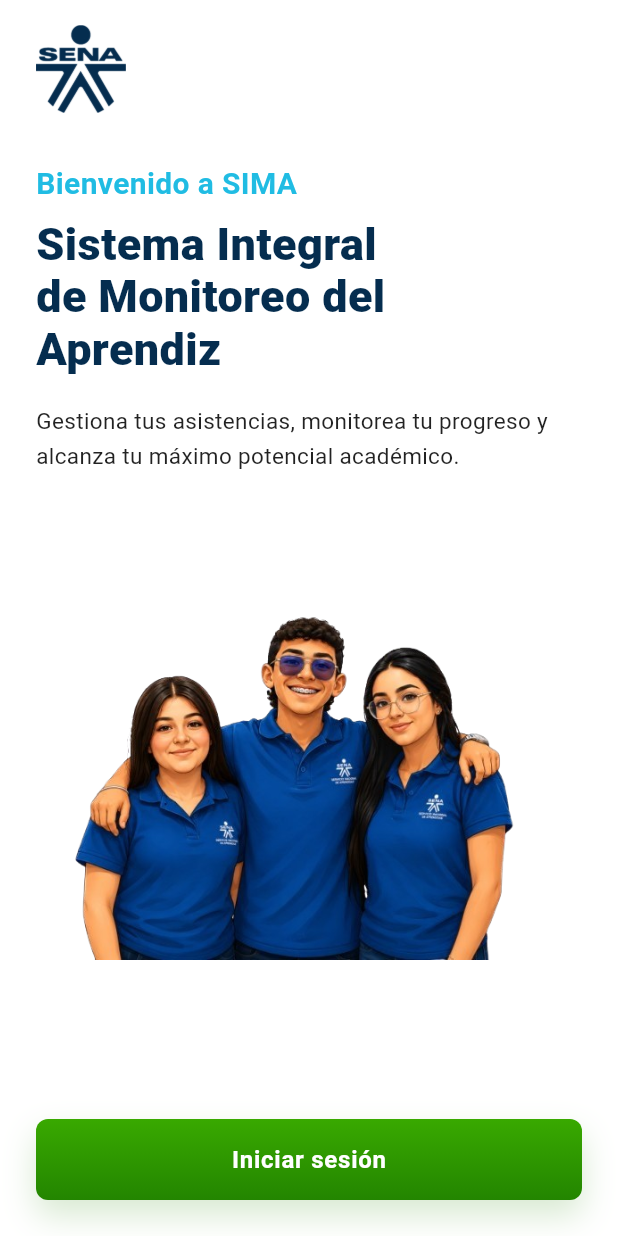
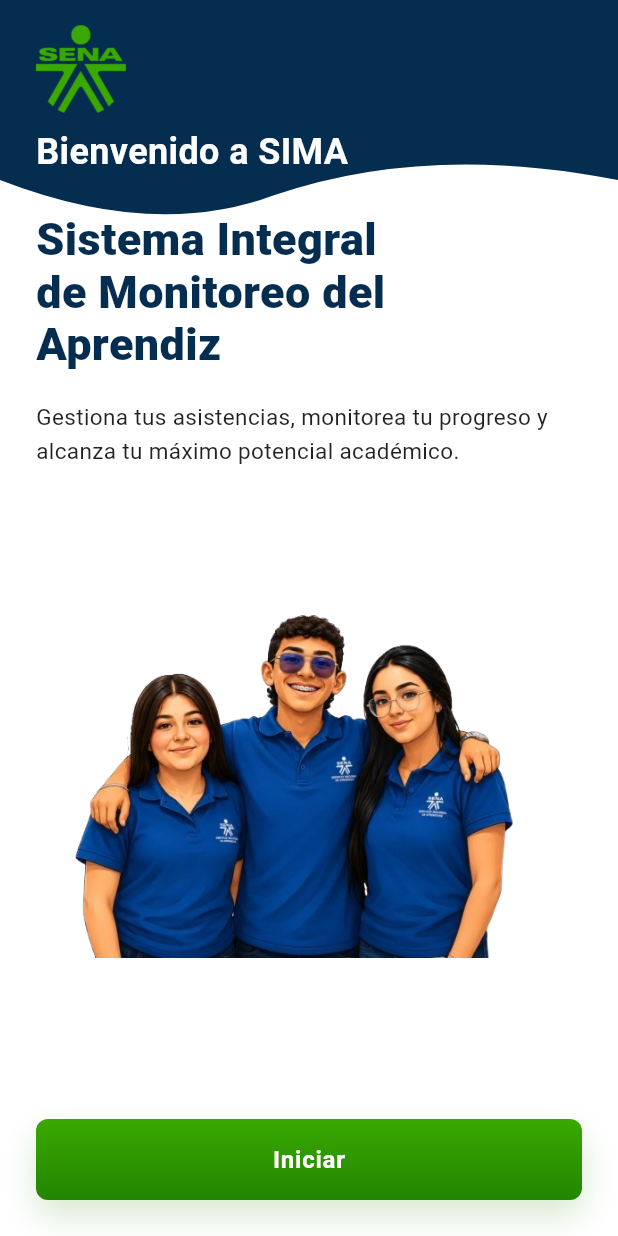
Before and after one commit to tatalds81-cmyk/SIMA-FRONTEND-MOVIL, a Flutter app: the screen it shows after launch, on a phone screen of 412 x 824 dp. Run offline on Flutter 3.47's test engine with Material 3 defaults, Android fonts, the phone set to English and light mode, and no system bars.

Commit message:
Ajuste en pantalla de bienvenida login

```diff
--- a/lib/features/login/welcome_page.dart
+++ b/lib/features/login/welcome_page.dart
@@ -10,8 +10,23 @@
     return Scaffold(
       body: Container(
         color: Colors.white,
-        child: SafeArea(
-          child: Padding(
+        child: Stack(
+          children: [
+            // Forma superior azul oscuro
+            Positioned(
+              top: 0,
+              left: 0,
+              right: 0,
+              child: ClipPath(
+                clipper: _TopWaveClipper(),
+                child: Container(
+                  height: 160,
+                  color: const Color(0xFF052D4F),
+                ),
+              ),
+            ),
+            SafeArea(
+              child: Padding(
             padding: const EdgeInsets.symmetric(horizontal: 24.0, vertical: 16.0),
             child: Column(
               crossAxisAlignment: CrossAxisAlignment.start,
@@ -22,7 +37,7 @@
                   height: 60,
                   width: 60,
                   fit: BoxFit.contain,
-                  color: const Color(0xFF052D4F), // --sima-navy
+                  color: const Color(0xFF39A900), // verde SENA
                   colorBlendMode: BlendMode.srcIn,
                   errorBuilder: (context, error, stackTrace) {
                     // Fallback if logo is missing
@@ -37,7 +52,7 @@
                         child: Text(
                           'SENA',
                           style: TextStyle(
-                            color: const Color(0xFF052D4F),
+                            color: const Color(0xFF39A900),
                             fontSize: 12,
                             fontWeight: FontWeight.bold,
                           ),
@@ -46,18 +61,18 @@
                     );
                   },
                 ),
-                const SizedBox(height: 32),
+                const SizedBox(height: 8), // Reducido para subir el texto
 
                 // Welcome text
                 const Text(
                   'Bienvenido a SIMA',
                   style: TextStyle(
-                    fontSize: 20,
+                    fontSize: 24, // Un poco más grande
                     fontWeight: FontWeight.w600,
-                    color: Color(0xFF20BCE3), // --sima-cyan
+                    color: Colors.white, // Color blanco
                   ),
                 ),
-                const SizedBox(height: 8),
+                const SizedBox(height: 24),
                 const Text(
                   'Sistema Integral\nde Monitoreo del\nAprendiz',
                   style: TextStyle(
@@ -119,9 +134,9 @@
                 ),
                 const SizedBox(height: 24),
 
-                // Button "Iniciar sesión" (Green Gradient)
+                // Button "Iniciar" (Green Gradient)
                 CustomButton(
-                  text: 'Iniciar sesión',
+                  text: 'Iniciar',
                   gradient: const LinearGradient(
                     colors: [
                       Color(0xFF39A900), // --sima-green
@@ -144,7 +159,32 @@
             ),
           ),
         ),
-      ),
-    );
+      ],
+    ),
+  ),
+);
   }
 }
+
+class _TopWaveClipper extends CustomClipper<Path> {
+  @override
+  Path getClip(Size size) {
+    var path = Path();
+    path.lineTo(0, size.height - 40);
+
+    var firstControlPoint = Offset(size.width / 4, size.height);
+    var firstEndPoint = Offset(size.width / 2.25, size.height - 30);
+    path.quadraticBezierTo(firstControlPoint.dx, firstControlPoint.dy, firstEndPoint.dx, firstEndPoint.dy);
+
+    var secondControlPoint = Offset(size.width - (size.width / 3.25), size.height - 65);
+    var secondEndPoint = Offset(size.width, size.height - 40);
+    path.quadraticBezierTo(secondControlPoint.dx, secondControlPoint.dy, secondEndPoint.dx, secondEndPoint.dy);
+
+    path.lineTo(size.width, 0);
+    path.close();
+    return path;
+  }
+
+  @override
+  bool shouldReclip(CustomClipper<Path> oldClipper) => false;
+}
```
